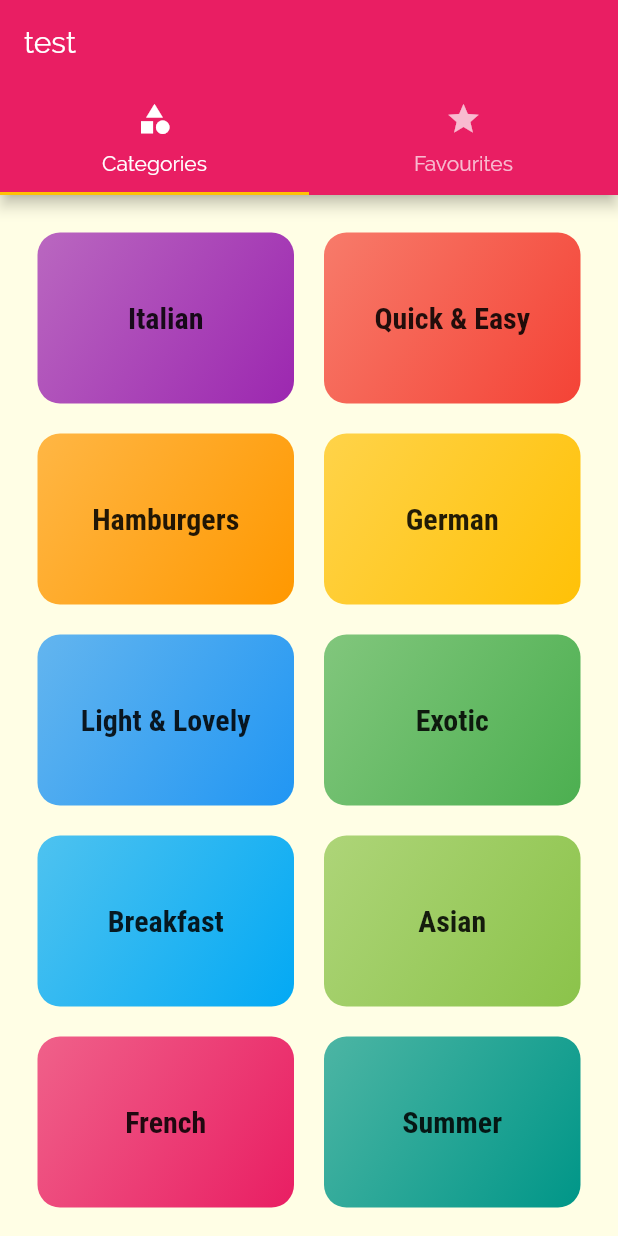
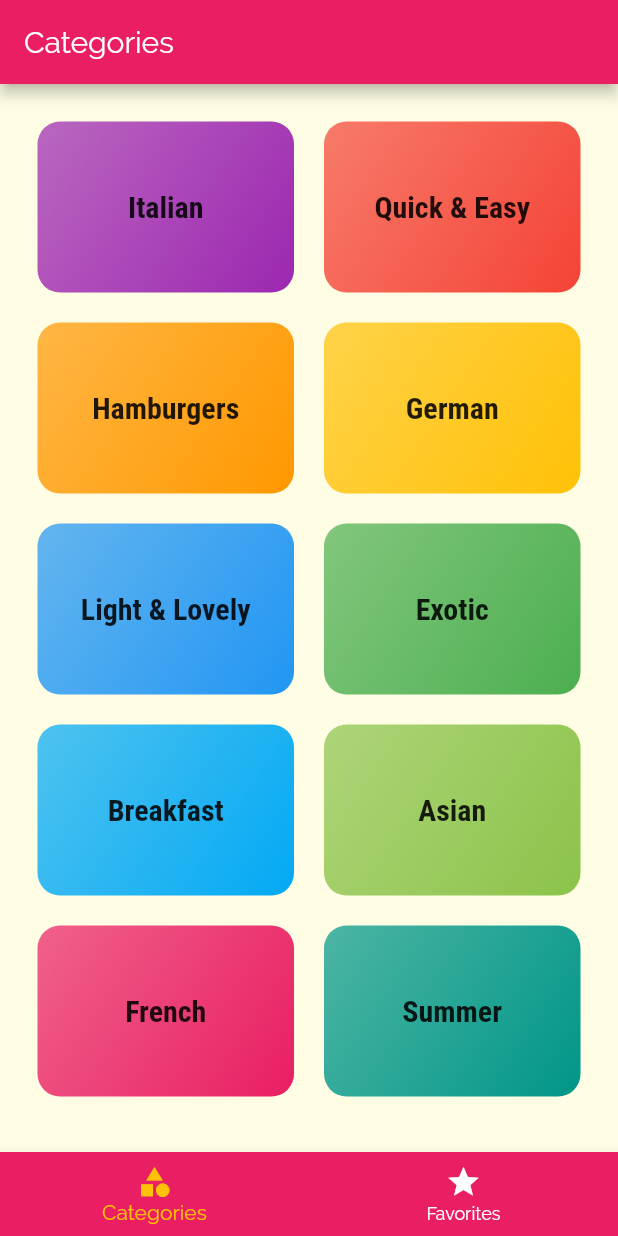
Before and after one commit to prelipceancristian/meals_app, a Flutter app: the screen it shows after launch, on a phone screen of 412 x 824 dp. Run offline on Flutter 3.47's test engine with Material 2 defaults, Android fonts, the phone set to English and light mode, and no system bars.

Commit message:
new version for tabbar

```diff
--- a/lib/main.dart
+++ b/lib/main.dart
@@ -1,7 +1,6 @@
 import 'package:flutter/material.dart';
 import './screens/tabs_screen.dart';
 import 'screens/meal_detail_screen.dart';
-import 'screens/categories_screen.dart';
 import 'screens/category_meals_screen.dart';
 
 void main() => runApp(MyApp());
--- a/lib/screens/tabs_screen.dart
+++ b/lib/screens/tabs_screen.dart
@@ -1,5 +1,5 @@
 import 'package:flutter/material.dart';
-import 'package:meals_app/screens/favorites_screen.dart';
+import './favorites_screen.dart';
 import './categories_screen.dart';
 
 class TabsScreen extends StatefulWidget {
@@ -8,23 +8,45 @@ class TabsScreen extends StatefulWidget {
 }
 
 class _TabsScreenState extends State<TabsScreen> {
+  final List<Map<String, Object>> _pages = [
+    {'page': CategoriesScreen(), 'title': 'Categories'},
+    {'page': FavoritesScreen(), 'title': 'Favorites'},
+  ];
+
+  int _selectedPageIndex = 0;
+
+  void _selectPage(int index) {
+    setState(() {
+      _selectedPageIndex = index;
+    });
+  }
+
   @override
   Widget build(BuildContext context) {
-    return DefaultTabController(
-      length: 2,
-      child: Scaffold(
-        appBar: AppBar(
-          title: Text('test'),
-          bottom: TabBar(
-            tabs: <Widget>[
-              Tab(icon: Icon(Icons.category), text: 'Categories'),
-              Tab(icon: Icon(Icons.star), text: 'Favourites')
-            ],
+    return Scaffold(
+      appBar: AppBar(
+        title: Text(_pages[_selectedPageIndex]['title']),
+      ),
+      body: _pages[_selectedPageIndex]['page'],
+      bottomNavigationBar: BottomNavigationBar(
+        onTap: _selectPage,
+        items: [
+          BottomNavigationBarItem(
+            backgroundColor: Theme.of(context).primaryColor,
+            icon: Icon(Icons.category),
+            title: Text('Categories'),
           ),
-        ),
-        body: TabBarView(children: <Widget>[
-          CategoriesScreen(), FavoritesScreen()
-        ],),
+          BottomNavigationBarItem(
+            backgroundColor: Theme.of(context).primaryColor,
+            icon: Icon(Icons.star),
+            title: Text('Favorites'),
+          ),
+        ],
+        backgroundColor: Theme.of(context).primaryColor,
+        unselectedItemColor: Colors.white,
+        selectedItemColor: Theme.of(context).accentColor,
+        currentIndex: _selectedPageIndex,
+        //type: BottomNavigationBarType.shifting,
       ),
     );
   }
```
